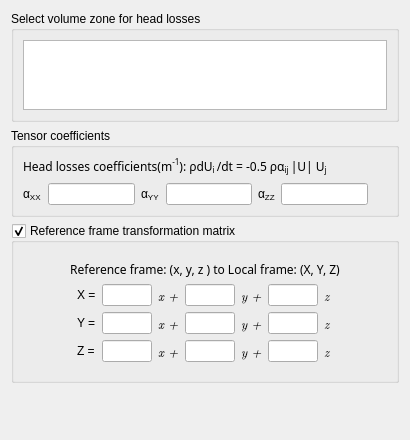
First picture: the form in gui/Pages/HeadLossesForm.ui, repository code-saturne/code_saturne, before the edit.
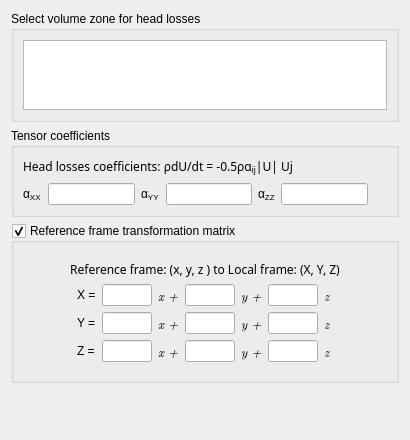
Second picture: the form after the edit.

Commit message: Fix aspect of some symbols under PyQt5.

```diff
--- a/gui/Pages/HeadLossesForm.ui
+++ b/gui/Pages/HeadLossesForm.ui
@@ -84,7 +84,7 @@
            <string notr="true">font: 9pt &quot;Sans Serif&quot;;abd</string>
           </property>
           <property name="text">
-           <string>&lt;p style=&quot; margin-top:0px; margin-bottom:0px; margin-left:0px; margin-right:0px; -qt-block-indent:0; text-indent:0px;&quot;&gt;Head losses coefficients(m&lt;span style=&quot; vertical-align:super;&quot;&gt;-1&lt;/span&gt;):  &lt;span style=&quot; font-family:'Symbol';&quot;&gt;&amp;rho;&lt;/span&gt;dU&lt;span style=&quot; vertical-align:sub;&quot;&gt;i &lt;/span&gt;/dt = -0.5 &lt;span style=&quot; font-family:'Symbol';&quot;&gt;&amp;rho;&amp;alpha;&lt;/span&gt;&lt;span style=&quot; vertical-align:sub;&quot;&gt;ij &lt;/span&gt;|U| U&lt;span style=&quot; vertical-align:sub;&quot;&gt;j&lt;/span&gt;&lt;/p&gt;&lt;/body&gt;&lt;/html&gt;</string>
+           <string>Head losses coefficients: ρdU/dt = -0.5ρα&lt;sub&gt;ij&lt;/sub&gt;|U| U&lt;/sub&gt;j</string>
           </property>
          </widget>
         </item>
```
Left out of the diff: 6 changed lines with no effect on the pictures. The commit also changes 1 other file.
